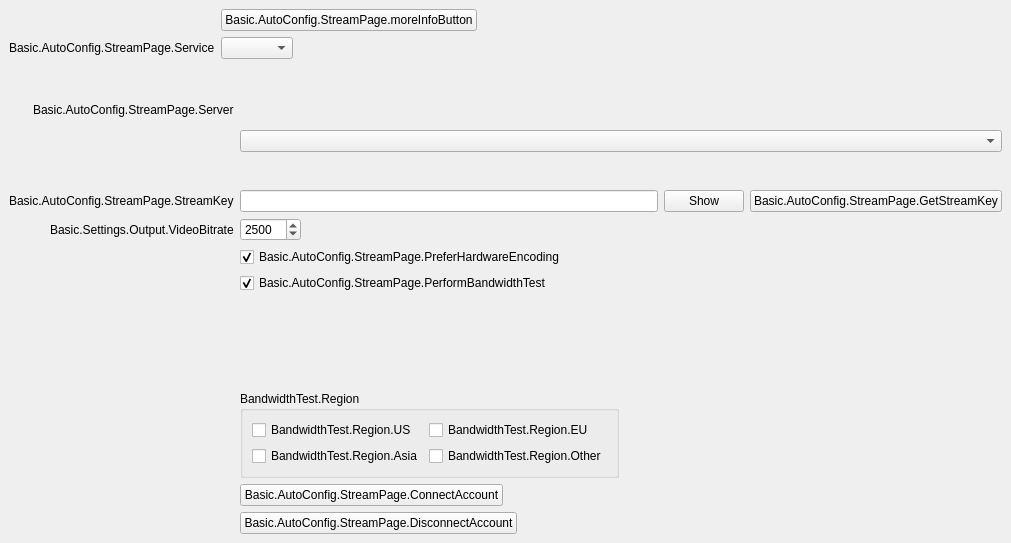
Qt form UI/forms/AutoConfigStreamPage.ui (ushadow/obs-studio) before a commit.
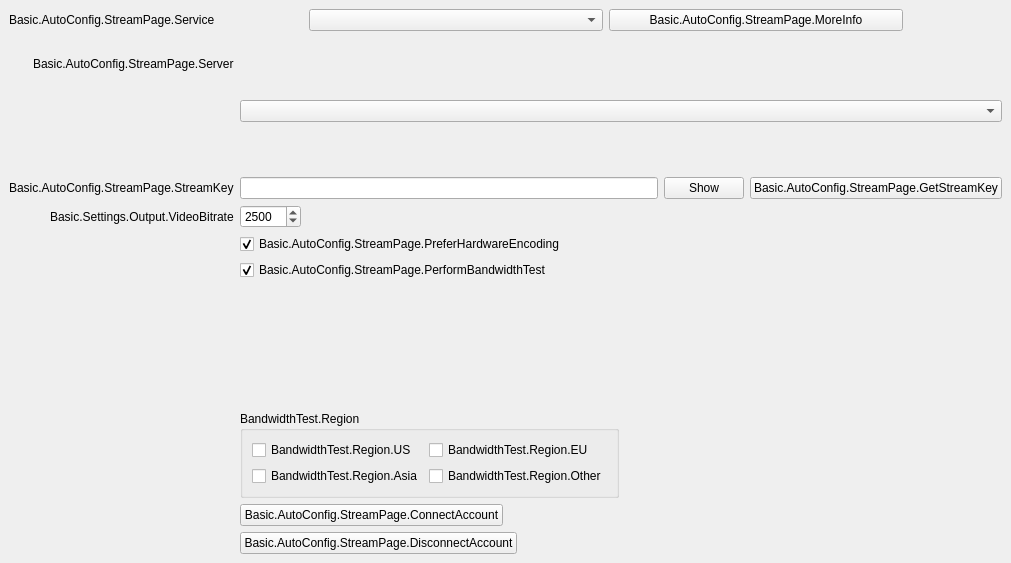
The same form after that commit. Custom widgets are drawn as their Qt base class.

Commit message:
UI: Move More Info button to horizontal layout
Move the More Info button to the same row as the
service label and the service dropdown. Comment
out the lines of UI setup that set up a conflicting
layout.

Patch:
```diff
--- a/UI/forms/AutoConfigStreamPage.ui
+++ b/UI/forms/AutoConfigStreamPage.ui
@@ -7,7 +7,7 @@
     <x>0</x>
     <y>0</y>
     <width>1011</width>
-    <height>543</height>
+    <height>563</height>
    </rect>
   </property>
   <property name="windowTitle">
@@ -37,17 +37,31 @@
        <verstretch>0</verstretch>
       </sizepolicy>
      </property>
-     <layout class="QFormLayout" name="topLayout">
-      <property name="fieldGrowthPolicy">
-       <enum>QFormLayout::ExpandingFieldsGrow</enum>
-      </property>
-      <property name="labelAlignment">
-       <set>Qt::AlignRight|Qt::AlignTrailing|Qt::AlignVCenter</set>
-      </property>
+     <layout class="QHBoxLayout" name="horizontalLayout_10">
       <property name="bottomMargin">
        <number>12</number>
       </property>
-      <item row="0" column="0">
+      <item>
+       <widget class="QLabel" name="serviceLabel">
+        <property name="text">
+         <string>Basic.AutoConfig.StreamPage.Service</string>
+        </property>
+        <property name="buddy">
+         <cstring>service</cstring>
+        </property>
+       </widget>
+      </item>
+      <item>
+       <widget class="QComboBox" name="service"/>
+      </item>
+      <item>
+       <widget class="UrlPushButton" name="moreInfoButton">
+        <property name="text">
+         <string>Basic.AutoConfig.StreamPage.MoreInfo</string>
+        </property>
+       </widget>
+      </item>
+      <item>
        <spacer name="horizontalSpacer_6">
         <property name="orientation">
          <enum>Qt::Horizontal</enum>
@@ -63,20 +77,7 @@
         </property>
        </spacer>
       </item>
-      <item row="1" column="0">
-       <widget class="QLabel" name="serviceLabel">
-        <property name="text">
-         <string>Basic.AutoConfig.StreamPage.Service</string>
-        </property>
-        <property name="buddy">
-         <cstring>service</cstring>
-        </property>
-       </widget>
-      </item>
-      <item row="1" column="1">
-       <widget class="QComboBox" name="service"/>
-      </item>
-      <item row="3" column="1">
+      <item>
        <spacer name="verticalSpacer">
         <property name="orientation">
          <enum>Qt::Vertical</enum>
@@ -89,13 +90,6 @@
         </property>
        </spacer>
       </item>
-      <item row="0" column="1">
-       <widget class="UrlPushButton" name="moreInfoButton">
-        <property name="text">
-         <string>Basic.AutoConfig.StreamPage.moreInfoButton</string>
-        </property>
-       </widget>
-      </item>
      </layout>
     </widget>
    </item>
```
The commit also changes 1 other file.
